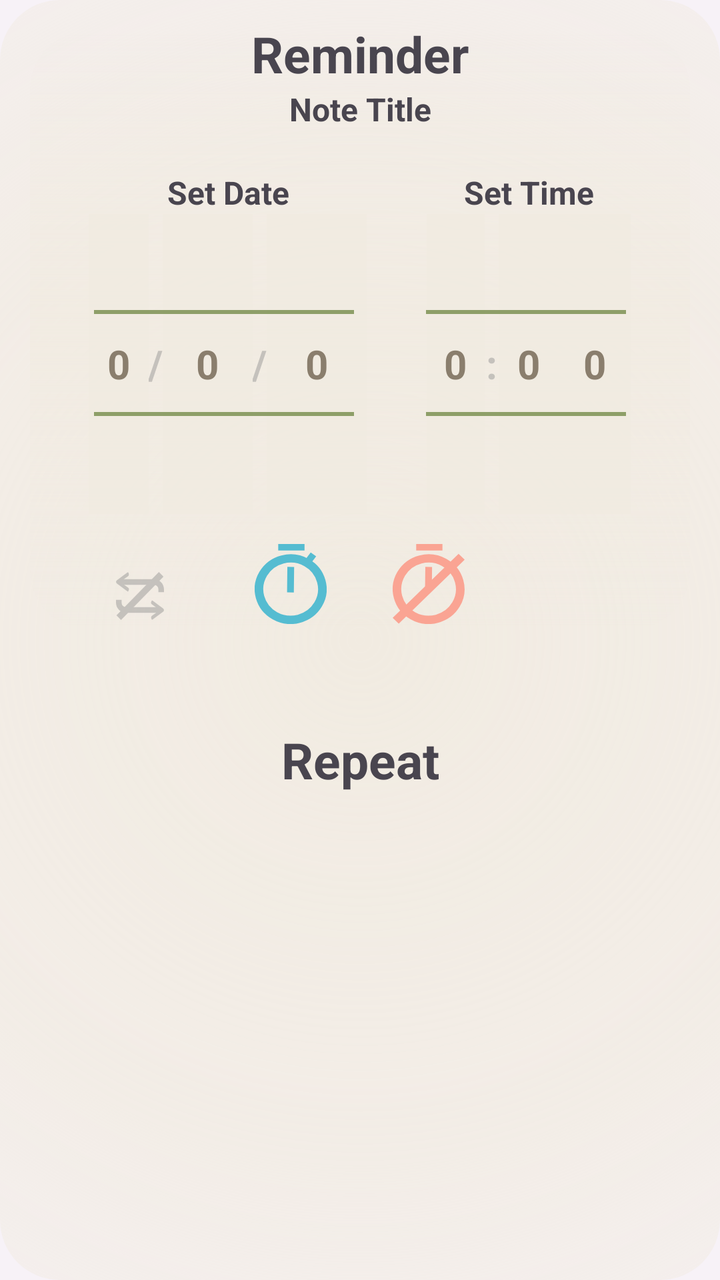
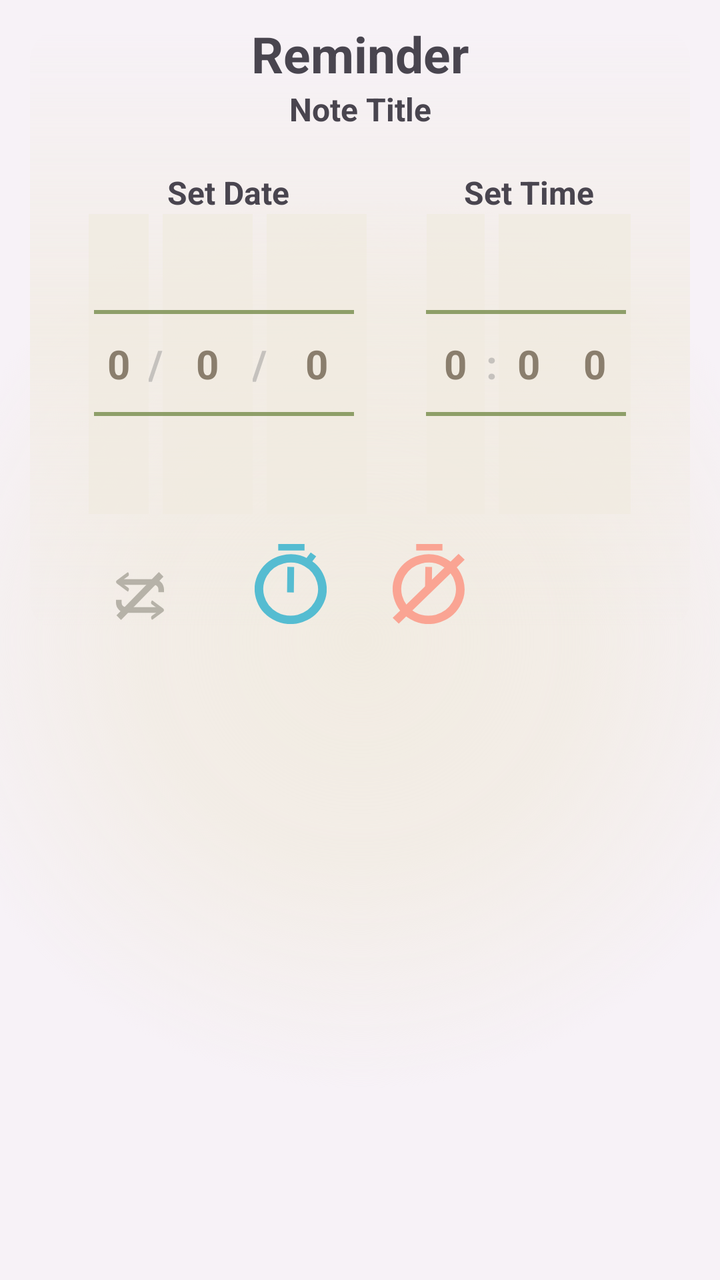

Before-and-after screenshots of an Android layout around one commit, followed by the original layout XML and the change that was made.
<!-- AndroidManifest.xml: application theme Theme.Kuai_Notes_Project -->
<!-- res/layout/reminder_setter.xml -->
<?xml version="1.0" encoding="utf-8"?>
<RelativeLayout xmlns:android="http://schemas.android.com/apk/res/android"
    android:layout_width="match_parent"
    android:layout_height="wrap_content"
    android:id="@+id/Reminder_relative_item_view"
    android:background="@drawable/reminder_popup_back_layout"

    >
    <LinearLayout
        android:id="@+id/Layout_Reminder_Main"
        android:layout_width="match_parent"
        android:layout_height="300dp"
        android:layout_marginHorizontal="15dp"
        android:layout_marginVertical="15dp"
        android:background="@drawable/reminder_popup_layout"
        android:orientation="horizontal">

    </LinearLayout>

    <LinearLayout
        android:layout_width="wrap_content"
        android:layout_height="wrap_content"
        android:layout_alignParentTop="true"
        android:layout_alignParentStart="true"
        android:layout_alignParentEnd="true"
        android:layout_marginTop="10dp"
        android:gravity="center"
        android:orientation="vertical">

        <TextView
            android:id="@+id/Label_Reminder_Setter"
            android:layout_width="wrap_content"
            android:layout_height="wrap_content"
            android:layout_alignParentStart="true"
            android:layout_alignParentEnd="true"
            android:ems="10"
            android:inputType="text"
            android:text="Reminder"
            android:textAlignment="center"
            android:textSize="25dp"
            android:textStyle="bold" />

        <TextView
            android:id="@+id/Note_title_in_Reminder_Setter"
            android:layout_width="wrap_content"
            android:layout_height="wrap_content"
            android:layout_below="@+id/Label_Reminder_Setter"
            android:layout_alignParentStart="true"
            android:layout_alignParentEnd="true"
            android:layout_marginBottom="20dp"
            android:ems="10"
            android:inputType="text"
            android:text="Note Title"
            android:textAlignment="center"
            android:textSize="16sp"
            android:textStyle="bold" />

        <LinearLayout
            android:id="@+id/Layout_numberpicker_container"
            android:layout_width="match_parent"
            android:layout_height="match_parent"
            android:orientation="horizontal"
            android:gravity="center_horizontal"
            android:layout_gravity="center_horizontal"
            >
            <LinearLayout
                android:id="@+id/Layout_Set_Date"
                android:layout_width="wrap_content"
                android:layout_height="wrap_content"
                android:orientation="vertical"
                android:gravity="fill_horizontal|center_vertical"
                >
                <TextView
                    android:id="@+id/Reminder_Label_Set_Date"
                    android:layout_width="wrap_content"
                    android:layout_height="wrap_content"
                    android:layout_gravity="center"
                    android:inputType="text"
                    android:text="Set Date"
                    android:textAlignment="center"
                    android:textSize="16dp"
                    android:textStyle="bold" />


                <LinearLayout
                    android:layout_width="wrap_content"
                    android:layout_height="150dp"
                    android:orientation="horizontal"
                    android:gravity="fill_horizontal|center_vertical"
                    >

                    <NumberPicker
                        android:id="@+id/Reminder_day_number_picker"
                        android:layout_width="30dp"
                        android:layout_height="150dp"
                        android:layout_weight="1"
                        android:theme="@style/Custom_Number_Picker"
                        android:textAlignment="textEnd"
                        >
                    </NumberPicker>
                    <TextView
                        android:layout_width="7dp"
                        android:layout_height="50dp"
                        android:textAlignment="center"
                        android:gravity="center_vertical"
                        android:text="/"
                        android:textStyle="bold"
                        android:textColor="@color/gray_neutral_trans"
                        android:textSize="20sp"
                        >
                    </TextView>
                    <NumberPicker
                        android:id="@+id/Reminder_month_number_picker"
                        android:layout_width="45dp"
                        android:layout_height="150dp"
                        android:layout_marginRight="0dp"
                        android:layout_weight="1"
                        android:theme="@style/Custom_Number_Picker"
                        android:textAlignment="center"
                        >
                    </NumberPicker>
                    <TextView
                        android:layout_width="7dp"
                        android:layout_height="50dp"
                        android:textAlignment="center"
                        android:gravity="center_vertical"
                        android:text="/"
                        android:textStyle="bold"
                        android:textColor="@color/gray_neutral_trans"
                        android:textSize="20sp"
                        >
                    </TextView>
                    <NumberPicker
                        android:id="@+id/Reminder_year_number_picker"
                        android:layout_width="50dp"
                        android:layout_height="match_parent"
                        android:layout_weight="1"
                        android:theme="@style/Custom_Number_Picker"
                        android:textAlignment="textStart"
                        >
                    </NumberPicker>
                </LinearLayout>
            </LinearLayout>
            <Space
                android:layout_width="30dp"
                android:layout_height="10dp"
                >
            </Space>



            <LinearLayout
                android:layout_width="wrap_content"
                android:layout_height="wrap_content"
                android:orientation="vertical"
                android:gravity="center_horizontal"
                >
                <TextView
                    android:id="@+id/Reminder_Label_Set_Time"
                    android:layout_width="wrap_content"
                    android:layout_height="wrap_content"
                    android:layout_gravity="center"
                    android:inputType="text"
                    android:text="Set Time"
                    android:textAlignment="center"
                    android:textSize="16dp"
                    android:textStyle="bold" />

                <LinearLayout
                    android:layout_width="wrap_content"
                    android:layout_height="150dp"
                    android:orientation="horizontal"
                    android:gravity="fill_horizontal|center_vertical"
                    >

                    <NumberPicker
                        android:id="@+id/Reminder_hour_number_picker"
                        android:layout_width="29dp"
                        android:layout_height="150dp"
                        android:layout_weight="2"
                        android:theme="@style/Custom_Number_Picker"
                        android:textAlignment="textEnd"
                        >
                    </NumberPicker>
                    <TextView
                        android:layout_width="7dp"
                        android:layout_height="50dp"
                        android:textAlignment="center"
                        android:gravity="center_vertical"
                        android:text=":"
                        android:textStyle="bold"
                        android:textColor="@color/gray_neutral_trans"
                        android:textSize="20sp"
                        >
                    </TextView>
                    <NumberPicker
                        android:id="@+id/Reminder_minute_number_picker"
                        android:layout_width="30dp"
                        android:layout_height="150dp"
                        android:layout_weight="2"
                        android:theme="@style/Custom_Number_Picker"
                        android:textAlignment="textStart"
                        >
                    </NumberPicker>
                    <NumberPicker
                        android:id="@+id/Reminder_meridian_number_picker"
                        android:layout_width="36dp"
                        android:layout_height="150dp"
                        android:layout_weight="2"
                        android:theme="@style/Custom_Number_Picker"
                        >
                    </NumberPicker>
                </LinearLayout>
            </LinearLayout>



        </LinearLayout>

        <LinearLayout
            android:layout_width="match_parent"
            android:layout_height="55dp"
            android:orientation="horizontal"
            android:layout_marginBottom="15dp"
            android:gravity="center|bottom"
            >
            <FrameLayout
                android:id="@+id/Reminder_Ok_Button"
                android:layout_width="36dp"
                android:layout_height="40dp"
                android:gravity="center|bottom"
                android:layout_below="@+id/Note_title_in_Reminder_Setter"
                android:layout_alignParentStart="true"
                android:layout_alignParentEnd="true"
                android:background="@drawable/timer_icon_1"
                android:backgroundTint="@color/item_visualizer_icon_reminder_tint"
                />

            <Space
                android:layout_width="33dp"
                android:layout_height="0dp"
                >
            </Space>

            <FrameLayout
                android:id="@+id/Reminder_Cancel_Button"
                android:layout_width="36dp"
                android:layout_height="40dp"
                android:gravity="center|bottom"
                android:layout_below="@+id/Note_title_in_Reminder_Setter"
                android:layout_alignParentStart="true"
                android:layout_alignParentEnd="true"
                android:background="@drawable/timer_off_icon_3"
                android:backgroundTint="@color/salmon_light"
                />

        </LinearLayout>


    </LinearLayout>
    <LinearLayout
        android:layout_width="match_parent"
        android:layout_height="315dp"
        android:orientation="horizontal"
        android:gravity="center_horizontal"
        >

        <LinearLayout
            android:id="@+id/layot_space_date"
            android:layout_width="wrap_content"
            android:layout_height="300dp"
            android:layout_marginVertical="15dp"
            android:layout_marginLeft="15dp"
            android:orientation="vertical"
            >
            <Space
                android:id="@+id/Space_date"
                android:layout_width="match_parent"
                android:layout_height="140dp"
                >
            </Space>
            <View
                android:id="@+id/divider1"
                android:layout_width="130dp"
                android:layout_height="2dp"
                android:background="@color/matcha_1_trans" />
            <Space
                android:layout_width="match_parent"
                android:layout_height="49dp"
                >
            </Space>
            <View
                android:id="@+id/divider2"
                android:layout_width="130dp"
                android:layout_height="2dp"
                android:background="@color/matcha_1_trans" />

            <LinearLayout

                android:layout_width="match_parent"
                android:layout_height="match_parent"
                android:orientation="vertical"
                android:gravity="bottom|left"
                >
                <LinearLayout
                    android:id="@+id/Layout_Repeat_Ghost"
                    android:layout_width="40dp"
                    android:layout_height="40dp"
                    android:gravity="center|center_horizontal"
                    >

                    <FrameLayout
                        android:id="@+id/FL_Repeat_Icon"
                        android:layout_width="24dp"
                        android:layout_height="24dp"
                        android:layout_marginLeft="6dp"
                        android:layout_marginTop="3dp"

                        android:background="@drawable/repeat_never_2"
                        android:backgroundTint="@color/gray_neutral_trans"
                        >

                    </FrameLayout>


                </LinearLayout>

            </LinearLayout>

        </LinearLayout>

        <Space
            android:layout_width="36dp"
            android:layout_height="10dp"
            >
        </Space>

        <LinearLayout
            android:id="@+id/layot_space_time"
            android:layout_width="wrap_content"
            android:layout_height="300dp"
            android:layout_marginVertical="15dp"
            android:layout_marginRight="15dp"
            android:orientation="vertical"
            >
            <Space
                android:id="@+id/Space_time"
                android:layout_width="match_parent"
                android:layout_height="140dp"
                >
            </Space>
            <View
                android:id="@+id/divider3"
                android:layout_width="100dp"
                android:layout_height="2dp"
                android:layout_gravity="right"
                android:background="@color/matcha_1_trans" />
            <Space
                android:layout_width="match_parent"
                android:layout_height="49dp"
                >
            </Space>
            <View
                android:id="@+id/divider4"
                android:layout_width="100dp"
                android:layout_height="2dp"
                android:background="@color/matcha_1_trans" />



        </LinearLayout>



    </LinearLayout>

    <LinearLayout

        android:layout_below="@+id/Layout_Reminder_Main"
        android:layout_width="match_parent"
        android:layout_height="100dp"
        android:orientation="vertical"
        android:gravity="center"
        >

            <TextView
                android:id="@+id/Label"
                android:layout_width="wrap_content"
                android:layout_height="wrap_content"
                android:layout_alignParentStart="true"
                android:layout_alignParentEnd="true"
                android:ems="10"
                android:inputType="text"
                android:text="Repeat"
                android:textAlignment="center"
                android:textSize="25sp"
                android:textStyle="bold" />
    </LinearLayout>

</RelativeLayout>
<!-- resources referenced by this layout -->
<resources>
  <color name="gray_neutral_trans">#708B8B8B</color>
  <color name="item_visualizer_icon_reminder_tint">#55BCD1</color>
  <color name="matcha_1_trans">#BF6E8641</color>
  <color name="salmon_light">#FFFAA493</color>
  <!-- drawable reminder_popup_back_layout (drawable) -->
  <?xml version="1.0" encoding="utf-8"?>
  <shape xmlns:android="http://schemas.android.com/apk/res/android">
  
      <gradient
          android:startColor="@color/white_bamboo"
          android:centerColor="@color/white_bamboo_trans"
          android:endColor="@color/transparent"
          android:gradientRadius="75%"
          android:centerX="50%"
          android:type="radial"
          />
      <corners
          android:radius="30dp"
          >
      </corners>
  
      <size
          android:height="750dp"
          android:width="700dp"
          />
  </shape>
  <!-- drawable reminder_popup_layout (drawable) -->
  <?xml version="1.0" encoding="utf-8"?>
  <shape xmlns:android="http://schemas.android.com/apk/res/android">
  
      <gradient
          android:startColor="@color/transparent"
          android:centerColor="@color/white_bamboo_trans"
          android:endColor="@color/transparent"
          android:gradientRadius="100%"
          android:angle="270"
          android:centerY="50%"
          />
      <corners
          android:radius="30dp"
          >
      </corners>
  
      <size
          android:height="750dp"
          android:width="700dp"
          />
  </shape>
  <style name="Custom_Number_Picker" parent="Theme.Kuai_Notes_Project">
  
        
  
          <item name="colorControlNormal">@color/transparent</item>
          <item name="android:textSize">20dp</item>
          <item name="android:textColor">@color/orange_hard</item>
          <item name="android:textColorHighlight">@color/orange_hard</item>
          <item name="android:textColorAlertDialogListItem">@color/orange_hard</item>
          <item name="android:background">@color/white_bamboo_trans</item>
          <item name="android:textColorHint">@color/orange_hard</item>
          <item name="android:textColorPrimary">@color/Medium_dark_brown</item>
          <item name="android:textStyle">bold</item>
  
  
        
  
     </style>
  <style name="Theme.Kuai_Notes_Project" parent="Base.Theme.Kuai_Notes_Project">
  
          
  
          <item name="android:navigationBarColor">#BFFBE4CC</item>
  
          
  
  
  
  
  
  
  
      </style>
  <color name="white_bamboo">#FFF1EBE1</color>
  <color name="white_bamboo_trans">#BFF1EBE1</color>
  <color name="transparent">#008F8F8F</color>
  <color name="orange_hard">#FFDF6F19</color>
  <color name="Medium_dark_brown">#8A7E6D</color>
  <color name="color_primary">#9E9E9E</color>
  <color name="green_dark_cha">#7baf40</color>
  <color name="white_softy_1">#FFF7F2F7</color>
  <color name="gray_light_2">#FF888B8E</color>
  <color name="white">#FFFFFFFF</color>
  <color name="teal_200">#FF03DAC5</color>
  <color name="teal_700">#FF018786</color>
  <color name="black">#FF000000</color>
  <color name="light_brown_natural_trans">#BFCEB7A1</color>
  <!-- unchanged entries left out for length: 4 -->
</resources>

<!-- the commit's change to res/layout/reminder_setter.xml (unified diff, before → after) -->
@@ -52,7 +52,7 @@
             android:inputType="text"
             android:text="Note Title"
             android:textAlignment="center"
-            android:textSize="16sp"
+            android:textSize="16dp"
             android:textStyle="bold" />
 
         <LinearLayout
@@ -106,7 +106,7 @@
                         android:text="/"
                         android:textStyle="bold"
                         android:textColor="@color/gray_neutral_trans"
-                        android:textSize="20sp"
+                        android:textSize="20dp"
                         >
                     </TextView>
                     <NumberPicker
@@ -127,7 +127,7 @@
                         android:text="/"
                         android:textStyle="bold"
                         android:textColor="@color/gray_neutral_trans"
-                        android:textSize="20sp"
+                        android:textSize="20dp"
                         >
                     </TextView>
                     <NumberPicker
@@ -190,7 +190,7 @@
                         android:text=":"
                         android:textStyle="bold"
                         android:textColor="@color/gray_neutral_trans"
-                        android:textSize="20sp"
+                        android:textSize="20dp"
                         >
                     </TextView>
                     <NumberPicker
@@ -300,7 +300,7 @@
                 android:layout_width="match_parent"
                 android:layout_height="match_parent"
                 android:orientation="vertical"
-                android:gravity="bottom|left"
+                android:gravity="bottom|start"
                 >
                 <LinearLayout
                     android:id="@+id/Layout_Repeat_Ghost"
@@ -313,11 +313,11 @@
                         android:id="@+id/FL_Repeat_Icon"
                         android:layout_width="24dp"
                         android:layout_height="24dp"
-                        android:layout_marginLeft="6dp"
+                        android:layout_marginStart="6dp"
                         android:layout_marginTop="3dp"
 
                         android:background="@drawable/repeat_never_2"
-                        android:backgroundTint="@color/gray_neutral_trans"
+                        android:backgroundTint="@color/repeat_alarm_off"
                         >
 
                     </FrameLayout>
@@ -375,26 +375,12 @@
     </LinearLayout>
 
     <LinearLayout
-
-        android:layout_below="@+id/Layout_Reminder_Main"
+        android:id="@+id/Layout_Dim_Reminder_Setter"
         android:layout_width="match_parent"
-        android:layout_height="100dp"
+        android:layout_height="330dp"
+        android:background="@color/white_sand_light"
         android:orientation="vertical"
-        android:gravity="center"
+        android:visibility="gone"
         >
-
-            <TextView
-                android:id="@+id/Label"
-                android:layout_width="wrap_content"
-                android:layout_height="wrap_content"
-                android:layout_alignParentStart="true"
-                android:layout_alignParentEnd="true"
-                android:ems="10"
-                android:inputType="text"
-                android:text="Repeat"
-                android:textAlignment="center"
-                android:textSize="25sp"
-                android:textStyle="bold" />
     </LinearLayout>
-
 </RelativeLayout>
<!-- resource entries referenced after the edit -->
@@ -3,7 +3,9 @@
   <color name="gray_neutral_trans">#708B8B8B</color>
   <color name="item_visualizer_icon_reminder_tint">#55BCD1</color>
   <color name="matcha_1_trans">#BF6E8641</color>
+  <color name="repeat_alarm_off">#B6B2A8</color>
   <color name="salmon_light">#FFFAA493</color>
+  <color name="white_sand_light">#FFFAF5F1</color>
   <!-- drawable reminder_popup_back_layout (drawable) -->
   <?xml version="1.0" encoding="utf-8"?>
   <shape xmlns:android="http://schemas.android.com/apk/res/android">
@@ -17,13 +19,13 @@
           android:type="radial"
           />
       <corners
-          android:radius="30dp"
+          android:radius="15dp"
           >
       </corners>
   
       <size
-          android:height="750dp"
-          android:width="700dp"
+          android:height="320dp"
+          android:width="300dp"
           />
   </shape>
   <!-- drawable reminder_popup_layout (drawable) -->
@@ -35,17 +37,17 @@
           android:centerColor="@color/white_bamboo_trans"
           android:endColor="@color/transparent"
           android:gradientRadius="100%"
-          android:angle="270"
+          android:angle="90"
           android:centerY="50%"
           />
       <corners
-          android:radius="30dp"
+          android:radius="15dp"
           >
       </corners>
   
       <size
-          android:height="750dp"
-          android:width="700dp"
+          android:height="320dp"
+          android:width="300dp"
           />
   </shape>
   <style name="Custom_Number_Picker" parent="Theme.Kuai_Notes_Project">
@@ -53,7 +55,7 @@
         
   
           <item name="colorControlNormal">@color/transparent</item>
-          <item name="android:textSize">20dp</item>
+          <item name="android:textSize">20sp</item>
           <item name="android:textColor">@color/orange_hard</item>
           <item name="android:textColorHighlight">@color/orange_hard</item>
           <item name="android:textColorAlertDialogListItem">@color/orange_hard</item>
